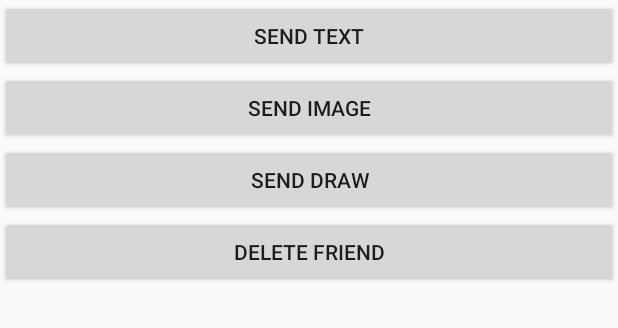
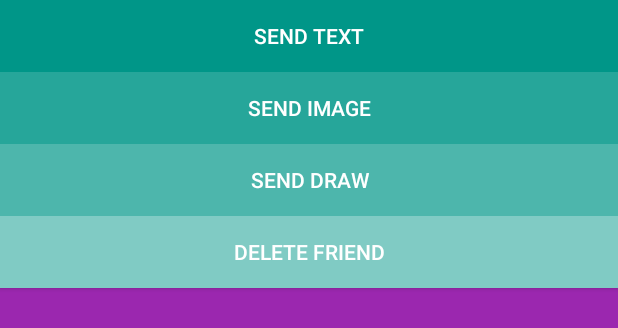
Before and after one commit to Ferranmrg/XatApp, an Android app: the layout custom_menu_friend.xml on its own in the app's theme, with its tools: preview values and no code run, on a phone screen of 412 x 824 dp. Shown: the top 328 px of the screen. Run offline under Robolectric (Android 15) with nearby library versions, the phone set to English and light mode, and no system bars.

Commit message:
Sprint1Day

```diff
--- a/app/src/main/java/com/ferran/yep/controllers/FriendsFragment.java
+++ b/app/src/main/java/com/ferran/yep/controllers/FriendsFragment.java
@@ -6,9 +6,12 @@ import android.app.Dialog;
 import android.content.DialogInterface;
 import android.content.Intent;
 import android.graphics.Bitmap;
+import android.graphics.Color;
+import android.graphics.drawable.Drawable;
 import android.os.Bundle;
 import android.provider.MediaStore;
 import android.support.v4.app.ListFragment;
+import android.support.v4.content.ContextCompat;
 import android.support.v4.widget.SwipeRefreshLayout;
 import android.text.InputType;
 import android.util.Log;
--- a/app/src/main/res/layout/custom_menu_friend.xml
+++ b/app/src/main/res/layout/custom_menu_friend.xml
@@ -2,7 +2,8 @@
 <LinearLayout xmlns:android="http://schemas.android.com/apk/res/android"
     android:layout_width="fill_parent"
     android:layout_height="fill_parent"
-    android:orientation="vertical"><![CDATA[
+    android:orientation="vertical"
+    android:background="#9b27af"><![CDATA[
 
     />
 
@@ -14,26 +15,34 @@
         android:layout_width="match_parent"
         android:layout_height="wrap_content"
         android:text="Send Text"
-        android:id="@+id/TextBtn" />
+        android:id="@+id/TextBtn"
+        android:background="#009688"
+        android:textColor="#ffffff" />
 
     <Button
         android:layout_width="match_parent"
         android:layout_height="wrap_content"
         android:text="SEND IMAGE"
         android:id="@+id/imgBtn"
-        android:layout_gravity="center_horizontal" />
+        android:layout_gravity="center_horizontal"
+        android:background="#26a69a"
+        android:textColor="#ffffff" />
 
     <Button
         android:layout_width="match_parent"
         android:layout_height="wrap_content"
         android:text="SEND DRAW"
         android:id="@+id/drawBtn"
-        android:layout_gravity="center_horizontal" />
+        android:layout_gravity="center_horizontal"
+        android:background="#4db6ac"
+        android:textColor="#ffffff" />
 
     <Button
         android:layout_width="match_parent"
         android:layout_height="wrap_content"
         android:text="DELETE FRIEND"
         android:id="@+id/deleteBtn"
-        android:layout_gravity="center_horizontal" />
+        android:layout_gravity="center_horizontal"
+        android:background="#80cbc4"
+        android:textColor="#ffffff" />
 </LinearLayout>
--- a/app/src/main/res/layout/fragment_friends.xml
+++ b/app/src/main/res/layout/fragment_friends.xml
@@ -5,7 +5,7 @@
     android:paddingRight="@dimen/activity_horizontal_margin"
     android:paddingTop="@dimen/activity_vertical_margin"
     tools:context=".views.MainActivity$PlaceholderFragment"
-    android:background="@drawable/background">
+    android:background="@drawable/fondoguay_spin">
 
     <ListView android:id="@android:id/list" android:layout_width="match_parent"
         android:layout_height="match_parent" android:layout_alignParentTop="true"
--- a/app/src/main/res/layout/fragment_inbox.xml
+++ b/app/src/main/res/layout/fragment_inbox.xml
@@ -7,7 +7,7 @@
     android:paddingRight="@dimen/activity_horizontal_margin"
     android:paddingTop="@dimen/activity_vertical_margin"
     tools:context=".views.MainActivity$PlaceholderFragment"
-    android:background="@drawable/background_spin">
+    android:background="@drawable/fondoguay">
 
     <ListView
         android:id="@android:id/list"
--- a/app/src/main/res/values/styles.xml
+++ b/app/src/main/res/values/styles.xml
@@ -19,7 +19,6 @@
     </style>
 
 
-
     <style name="AppTheme.AppBarOverlay" parent="ThemeOverlay.AppCompat.Dark.ActionBar" />
 
     <style name="AppTheme.PopupOverlay" parent="ThemeOverlay.AppCompat.Light" />
@@ -39,4 +38,9 @@
         <item name="android:textColor">@color/white</item>
         <item name="textAllCaps">false</item>
     </style>
+
+    <style name="customListView" parent="Widget.AppCompat.ListView">
+        <item name="android:textColor">@color/white</item>
+
+    </style>
 </resources>
```
Also changed, not shown: app/src/main/res/layout/custom_text_float_menu.xml (+5 -2 lines), 11 other files.
